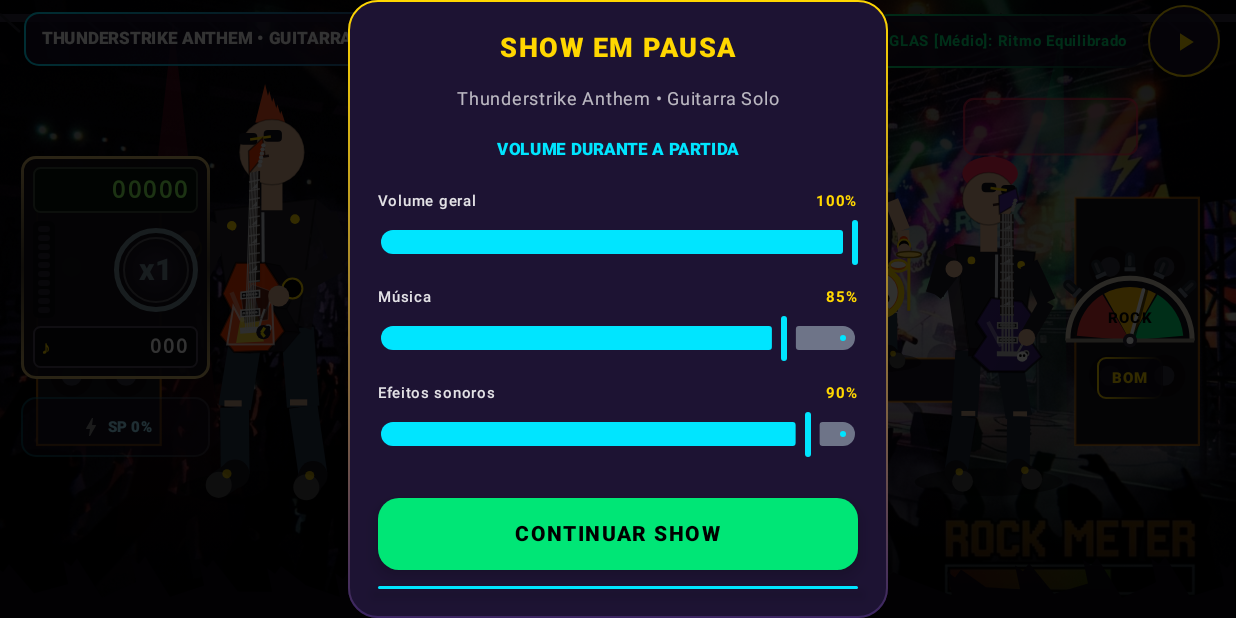
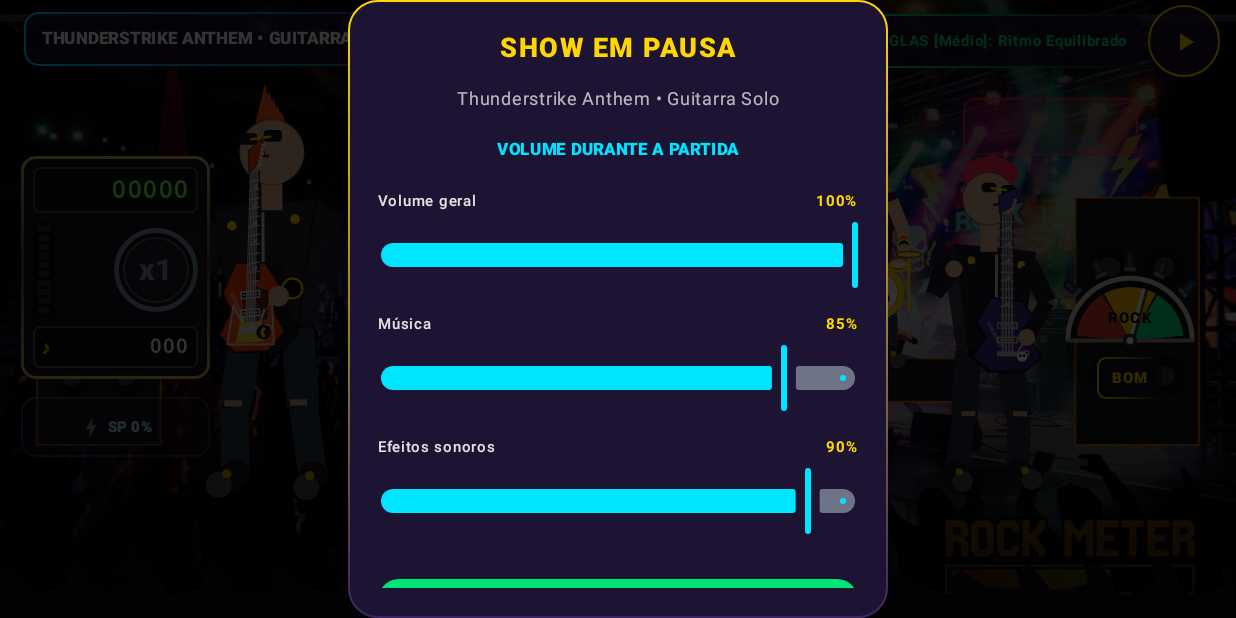
Before and after one commit to romulomarianoseverino-bit/GUITAR-LEGENDS-APP, an Android app built with Jetpack Compose: the composable LiveStageGameplayScreen shown on its own in the app's theme, after a tap on "Pausa", on a phone screen of 824 x 412 dp (held sideways). Run offline under Robolectric (Android 15) with nearby library versions, the phone set to English and light mode, and no system bars; our stand-ins replace Firebase (no records; nobody signed in at launch, a user with empty details on screens opened directly); 3 statements that could not run were skipped.

Commit message:
Ajustar rolagem e área de toque do mixer na pausa

```diff
--- a/app/src/main/java/com/example/guitarlegends/ui/screens/LiveStageGameplayScreen.kt
+++ b/app/src/main/java/com/example/guitarlegends/ui/screens/LiveStageGameplayScreen.kt
@@ -5,6 +5,8 @@ import androidx.activity.compose.BackHandler
 import androidx.compose.animation.core.animateFloatAsState
 import androidx.compose.animation.core.tween
 import androidx.compose.foundation.Canvas
+import androidx.compose.foundation.rememberScrollState
+import androidx.compose.foundation.verticalScroll
 import androidx.compose.foundation.Image
 import androidx.compose.foundation.background
 import androidx.compose.foundation.border
@@ -483,7 +485,7 @@ fun LiveStageGameplayScreen(viewModel: GameViewModel) {
                     )
                 ) {
                     Column(
-                        modifier = Modifier.padding(20.dp),
+                        modifier = Modifier.padding(20.dp).verticalScroll(rememberScrollState()),
                         horizontalAlignment = Alignment.CenterHorizontally,
                         verticalArrangement = Arrangement.spacedBy(10.dp)
                     ) {
@@ -586,7 +588,7 @@ private fun PauseVolumeSlider(
             value = value.coerceIn(0f, 1f),
             onValueChange = onValueChange,
             valueRange = 0f..1f,
-            modifier = Modifier.fillMaxWidth().height(30.dp).testTag(testTag),
+            modifier = Modifier.fillMaxWidth().testTag(testTag),
             colors = SliderDefaults.colors(thumbColor = RockAccentCyan, activeTrackColor = RockAccentCyan)
         )
     }
```
